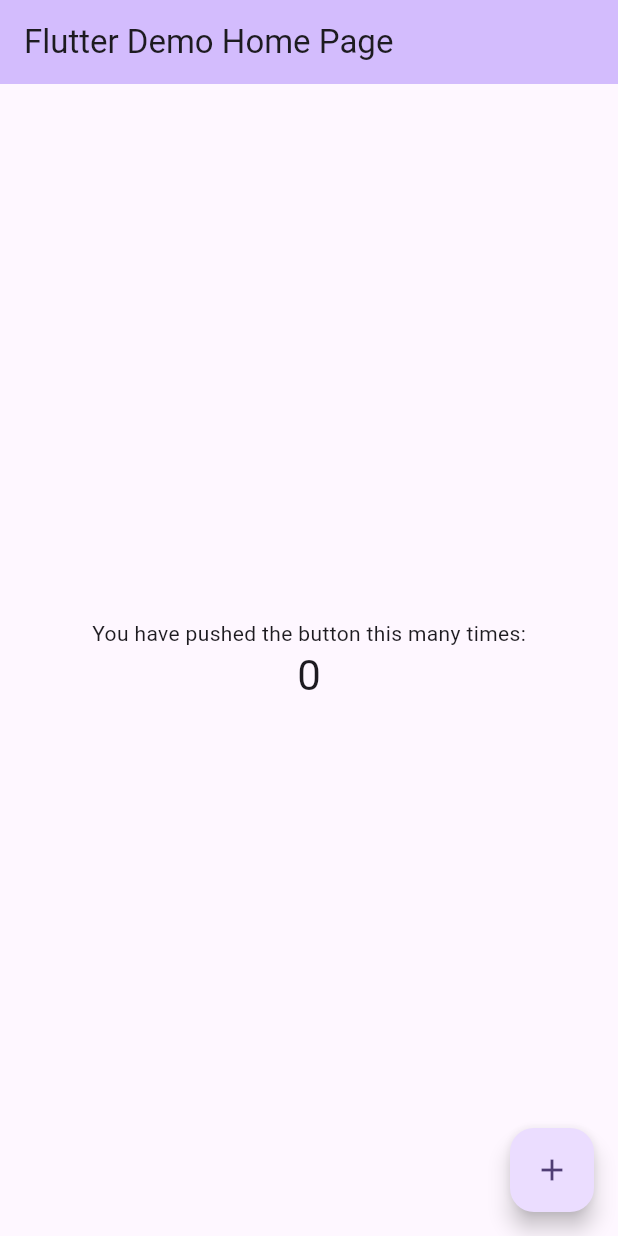
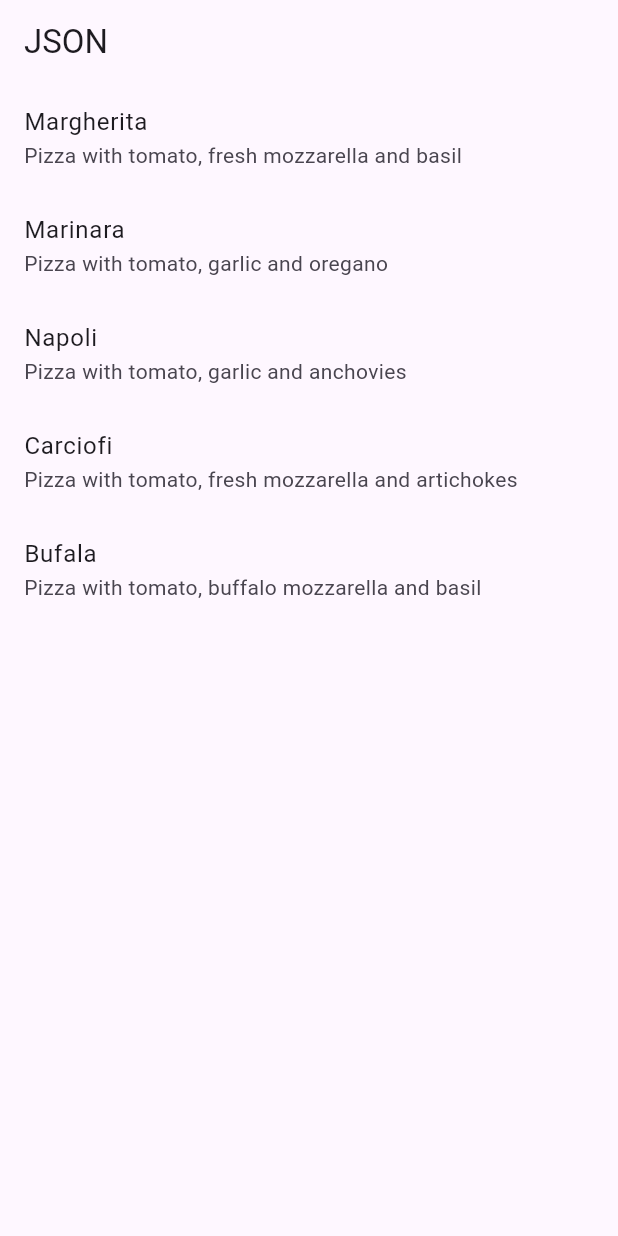
Before and after one commit to riotrip/mobile-smt5, a Flutter app: the screen it shows after launch, on a phone screen of 412 x 824 dp. Run offline on Flutter 3.47's test engine with Material 3 defaults, Android fonts, the phone set to English and light mode, and no system bars.

Commit message:
feat: add praktikum 1

```diff
--- /dev/null
+++ b/store_data_rio/assets/pizzalist.json
@@ -0,0 +1,37 @@
+[
+    {
+      "id": 1,
+      "pizzaName": "Margherita",
+      "description": "Pizza with tomato, fresh mozzarella and basil",
+      "price": 8.75,
+      "imageUrl": "images/margherita.png"
+    },
+    {
+      "id": 2,
+      "pizzaName": "Marinara",
+      "description": "Pizza with tomato, garlic and oregano",
+      "price": 7.50,
+      "imageUrl": "images/marinara.png"
+    },
+    {
+      "id": 3,
+      "pizzaName": "Napoli",
+      "description": "Pizza with tomato, garlic and anchovies",
+      "price": 9.50,
+      "imageUrl": "images/marinara.png"
+    },
+    {
+      "id": 4,
+      "pizzaName": "Carciofi",
+      "description": "Pizza with tomato, fresh mozzarella and artichokes",
+      "price": 8.80,
+      "imageUrl": "images/marinara.png"
+    },
+    {
+      "id": 5,
+      "pizzaName": "Bufala",
+      "description": "Pizza with tomato, buffalo mozzarella and basil",
+      "price": 12.50,
+      "imageUrl": "images/marinara.png"
+    }
+]
--- a/store_data_rio/lib/main.dart
+++ b/store_data_rio/lib/main.dart
@@ -1,4 +1,6 @@
 import 'package:flutter/material.dart';
+import 'dart:convert';
+import './model/pizza.dart';
 
 void main() {
   runApp(const MyApp());
@@ -7,116 +9,74 @@ void main() {
 class MyApp extends StatelessWidget {
   const MyApp({super.key});
 
-  // This widget is the root of your application.
   @override
   Widget build(BuildContext context) {
     return MaterialApp(
-      title: 'Flutter Demo',
-      theme: ThemeData(
-        // This is the theme of your application.
-        //
-        // TRY THIS: Try running your application with "flutter run". You'll see
-        // the application has a purple toolbar. Then, without quitting the app,
-        // try changing the seedColor in the colorScheme below to Colors.green
-        // and then invoke "hot reload" (save your changes or press the "hot
-        // reload" button in a Flutter-supported IDE, or press "r" if you used
-        // the command line to start the app).
-        //
-        // Notice that the counter didn't reset back to zero; the application
-        // state is not lost during the reload. To reset the state, use hot
-        // restart instead.
-        //
-        // This works for code too, not just values: Most code changes can be
-        // tested with just a hot reload.
-        colorScheme: .fromSeed(seedColor: Colors.deepPurple),
-      ),
-      home: const MyHomePage(title: 'Flutter Demo Home Page'),
+      title: 'Flutter JSON Demo',
+      theme: ThemeData(primarySwatch: Colors.blue),
+      home: const MyHomePage(),
     );
   }
 }
 
 class MyHomePage extends StatefulWidget {
-  const MyHomePage({super.key, required this.title});
-
-  // This widget is the home page of your application. It is stateful, meaning
-  // that it has a State object (defined below) that contains fields that affect
-  // how it looks.
-
-  // This class is the configuration for the state. It holds the values (in this
-  // case the title) provided by the parent (in this case the App widget) and
-  // used by the build method of the State. Fields in a Widget subclass are
-  // always marked "final".
-
-  final String title;
+  const MyHomePage({super.key});
 
   @override
   State<MyHomePage> createState() => _MyHomePageState();
 }
 
 class _MyHomePageState extends State<MyHomePage> {
-  int _counter = 0;
+  String pizzaString = '';
 
-  void _incrementCounter() {
-    setState(() {
-      // This call to setState tells the Flutter framework that something has
-      // changed in this State, which causes it to rerun the build method below
-      // so that the display can reflect the updated values. If we changed
-      // _counter without calling setState(), then the build method would not be
-      // called again, and so nothing would appear to happen.
-      _counter++;
+  List<Pizza> myPizzas = [];
+
+  Future<List<Pizza>> readJsonFile() async {
+    String myString = await DefaultAssetBundle.of(
+      context,
+    ).loadString('assets/pizzalist.json');
+    // setState(() {
+    //   pizzaString = myString;
+    // });
+    List pizzaMapList = jsonDecode(myString);
+    List<Pizza> myPizzas = [];
+    for (var pizza in pizzaMapList) {
+      Pizza myPizza = Pizza.fromJson(pizza);
+      myPizzas.add(myPizza);
+    }
+    // return myPizzas;
+    String json = convertToJSON(myPizzas);
+    print(json);
+    return myPizzas;
+  }
+
+  @override
+  void initState() {
+    super.initState();
+    readJsonFile().then((value) {
+      setState(() {
+        myPizzas = value;
+      });
     });
   }
 
   @override
   Widget build(BuildContext context) {
-    // This method is rerun every time setState is called, for instance as done
-    // by the _incrementCounter method above.
-    //
-    // The Flutter framework has been optimized to make rerunning build methods
-    // fast, so that you can just rebuild anything that needs updating rather
-    // than having to individually change instances of widgets.
     return Scaffold(
-      appBar: AppBar(
-        // TRY THIS: Try changing the color here to a specific color (to
-        // Colors.amber, perhaps?) and trigger a hot reload to see the AppBar
-        // change color while the other colors stay the same.
-        backgroundColor: Theme.of(context).colorScheme.inversePrimary,
-        // Here we take the value from the MyHomePage object that was created by
-        // the App.build method, and use it to set our appbar title.
-        title: Text(widget.title),
-      ),
-      body: Center(
-        // Center is a layout widget. It takes a single child and positions it
-        // in the middle of the parent.
-        child: Column(
-          // Column is also a layout widget. It takes a list of children and
-          // arranges them vertically. By default, it sizes itself to fit its
-          // children horizontally, and tries to be as tall as its parent.
-          //
-          // Column has various properties to control how it sizes itself and
-          // how it positions its children. Here we use mainAxisAlignment to
-          // center the children vertically; the main axis here is the vertical
-          // axis because Columns are vertical (the cross axis would be
-          // horizontal).
-          //
-          // TRY THIS: Invoke "debug painting" (choose the "Toggle Debug Paint"
-          // action in the IDE, or press "p" in the console), to see the
-          // wireframe for each widget.
-          mainAxisAlignment: .center,
-          children: [
-            const Text('You have pushed the button this many times:'),
-            Text(
-              '$_counter',
-              style: Theme.of(context).textTheme.headlineMedium,
-            ),
-          ],
-        ),
-      ),
-      floatingActionButton: FloatingActionButton(
-        onPressed: _incrementCounter,
-        tooltip: 'Increment',
-        child: const Icon(Icons.add),
+      appBar: AppBar(title: const Text('JSON')),
+      body: ListView.builder(
+        itemCount: myPizzas.length,
+        itemBuilder: (context, index) {
+          return ListTile(
+            title: Text(myPizzas[index].pizzaName),
+            subtitle: Text(myPizzas[index].description),
+          );
+        },
       ),
     );
   }
+
+  String convertToJSON(List<Pizza> pizzas) {
+    return jsonEncode(pizzas.map((pizza) => jsonEncode(pizza)).toList());
+  }
 }
--- /dev/null
+++ b/store_data_rio/lib/model/pizza.dart
@@ -0,0 +1,24 @@
+class Pizza {
+  final int id;
+  final String pizzaName;
+  final String description;
+  final double price;
+  final String imageUrl;
+
+  Pizza.fromJson(Map<String, dynamic> json)
+    : id = json['id'],
+      pizzaName = json['pizzaName'],
+      description = json['description'],
+      price = json['price'].toDouble(),
+      imageUrl = json['imageUrl'];
+
+  Map<String, dynamic> toJson() {
+    return {
+      'id': id,
+      'pizzaName': pizzaName,
+      'description': description,
+      'price': price,
+      'imageUrl': imageUrl,
+    };
+  }
+}
--- a/store_data_rio/pubspec.yaml
+++ b/store_data_rio/pubspec.yaml
@@ -2,7 +2,7 @@ name: store_data_rio
 description: "A new Flutter project."
 # The following line prevents the package from being accidentally published to
 # pub.dev using `flutter pub publish`. This is preferred for private packages.
-publish_to: 'none' # Remove this line if you wish to publish to pub.dev
+publish_to: "none" # Remove this line if you wish to publish to pub.dev
 
 # The following defines the version and build number for your application.
 # A version number is three numbers separated by dots, like 1.2.43
@@ -51,12 +51,13 @@ dev_dependencies:
 
 # The following section is specific to Flutter packages.
 flutter:
-
   # The following line ensures that the Material Icons font is
   # included with your application, so that you can use the icons in
   # the material Icons class.
   uses-material-design: true
 
+  assets:
+    - assets/
   # To add assets to your application, add an assets section, like this:
   # assets:
   #   - images/a_dot_burr.jpeg
```
Also changed, not shown: img/prak1_01.png (added), img/prak1_02.png (added), img/prak1_03.png (added), 2 other files.
